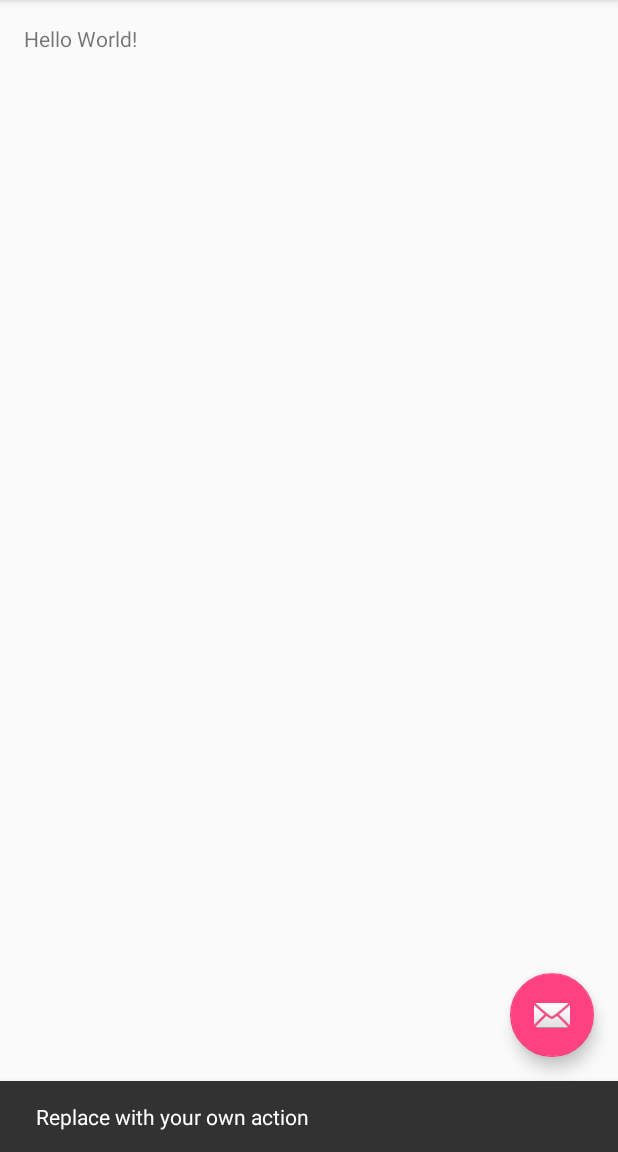
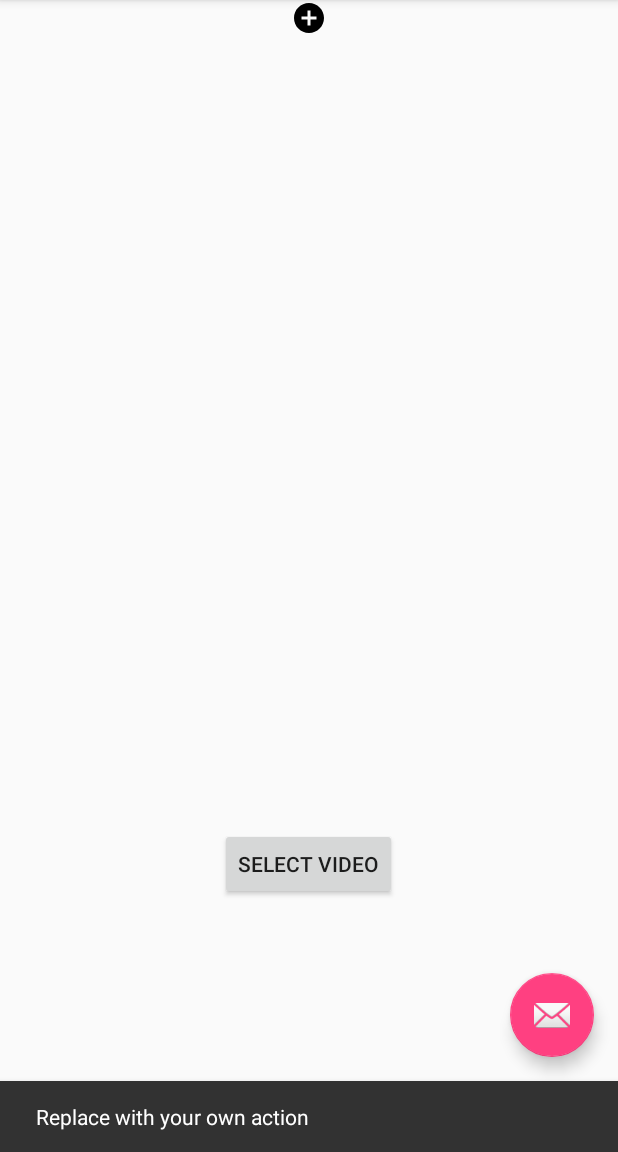
Before and after one commit to stewarthaines/only-breathe-android, an Android app: the screen it shows after launch (MainActivity), after a tap on an icon or button, on a phone screen of 412 x 824 dp, the part 84-1236 px from its top. Run offline under Robolectric (Android 15) with nearby library versions, the phone set to English and light mode, and no system bars.

Commit message:
adds display of selected file name, size

```diff
--- a/app/build.gradle
+++ b/app/build.gradle
@@ -5,8 +5,8 @@ android {
     buildToolsVersion "23.0.2"
 
     defaultConfig {
-        applicationId "com.robotinabox.breathe.onlybreathe"
-        minSdkVersion 15
+        applicationId "com.robotinabox.onlybreathe"
+        minSdkVersion 16
         targetSdkVersion 23
         versionCode 1
         versionName "1.0"
--- a/app/src/main/AndroidManifest.xml
+++ b/app/src/main/AndroidManifest.xml
@@ -1,16 +1,20 @@
 <?xml version="1.0" encoding="utf-8"?>
 <manifest xmlns:android="http://schemas.android.com/apk/res/android"
     package="com.robotinabox.onlybreathe">
+
+    <uses-permission android:name="android.permission.READ_EXTERNAL_STORAGE" />
 
     <application
         android:allowBackup="true"
         android:icon="@mipmap/ic_launcher"
         android:label="@string/app_name"
         android:supportsRtl="true"
-        android:theme="@style/AppTheme">
+        android:theme="@style/Theme.AppCompat"
+        >
         <activity
             android:name=".MainActivity"
             android:label="@string/app_name"
+            android:screenOrientation="portrait"
             android:theme="@style/AppTheme.NoActionBar">
             <intent-filter>
                 <action android:name="android.intent.action.MAIN" />
--- a/app/src/main/java/com/robotinabox/onlybreathe/MainActivity.java
+++ b/app/src/main/java/com/robotinabox/onlybreathe/MainActivity.java
@@ -1,15 +1,27 @@
 package com.robotinabox.onlybreathe;
 
+import android.content.Intent;
+import android.database.Cursor;
+import android.net.Uri;
 import android.os.Bundle;
+import android.provider.OpenableColumns;
 import android.support.design.widget.FloatingActionButton;
 import android.support.design.widget.Snackbar;
 import android.support.v7.app.AppCompatActivity;
 import android.support.v7.widget.Toolbar;
+import android.util.Log;
 import android.view.View;
 import android.view.Menu;
 import android.view.MenuItem;
+import android.widget.Button;
+import android.widget.TextView;
 
 public class MainActivity extends AppCompatActivity {
+
+    private Button mSelectVideoBtn;
+    private static final int REQUEST_CODE = 1;
+    private TextView mDurationDimension;
+    private TextView mFilenameDate;
 
     @Override
     protected void onCreate(Bundle savedInstanceState) {
@@ -26,6 +38,67 @@ public class MainActivity extends AppCompatActivity {
                         .setAction("Action", null).show();
             }
         });
+
+        mSelectVideoBtn = (Button) findViewById(R.id.select_video_btn);
+        mSelectVideoBtn.setOnClickListener(new View.OnClickListener() {
+            @Override
+            public void onClick(View v) {
+                selectVideoWithIntent();
+            }
+        });
+
+        mDurationDimension = (TextView) findViewById(R.id.duration_dimension);
+
+        mFilenameDate = (TextView) findViewById(R.id.filename_date);
+    }
+
+    private void selectVideoWithIntent() {
+
+        Intent mediaChooser = new Intent(Intent.ACTION_GET_CONTENT);
+        //comma-separated MIME types
+        mediaChooser.setType("video/*");
+        startActivityForResult(mediaChooser, REQUEST_CODE);
+
+    }
+
+    @Override
+    protected void onActivityResult(int requestCode, int resultCode, Intent data) {
+        //super.onActivityResult(requestCode, resultCode, data);
+        // Check which request we're responding to
+        if (requestCode == REQUEST_CODE) {
+            // Make sure the request was successful
+            if (resultCode == RESULT_OK) {
+                // The user picked a contact.
+                // The Intent's data Uri identifies which contact was selected.
+
+                // Do something with the contact here (bigger example below)
+                Uri contentUri = data.getData();
+
+                Log.d("contentUri", contentUri.toString());
+
+                getContentInfo(contentUri);
+            }
+        }
+    }
+
+    private void getContentInfo(Uri uri) {
+        // uri.getPath(); just open the file???
+        String mimeType = getContentResolver().getType(uri);
+
+        Cursor returnCursor =
+                getContentResolver().query(uri, null, null, null, null);
+    /*
+     * Get the column indexes of the data in the Cursor,
+     * move to the first row in the Cursor, get the data,
+     * and display it.
+     */
+        int nameIndex = returnCursor.getColumnIndex(OpenableColumns.DISPLAY_NAME);
+        int sizeIndex = returnCursor.getColumnIndex(OpenableColumns.SIZE);
+        returnCursor.moveToFirst();
+
+        mFilenameDate.setText(returnCursor.getString(nameIndex));
+
+        mDurationDimension.setText(Long.toString(returnCursor.getLong(sizeIndex)));
     }
 
     @Override
--- /dev/null
+++ b/app/src/main/res/drawable/ic_video_add.xml
@@ -0,0 +1,9 @@
+<vector xmlns:android="http://schemas.android.com/apk/res/android"
+        android:width="24dp"
+        android:height="24dp"
+        android:viewportWidth="24.0"
+        android:viewportHeight="24.0">
+    <path
+        android:fillColor="#FF000000"
+        android:pathData="M12,2C6.48,2 2,6.48 2,12s4.48,10 10,10 10,-4.48 10,-10S17.52,2 12,2zm5,11h-4v4h-2v-4H7v-2h4V7h2v4h4v2z"/>
+</vector>
--- a/app/src/main/res/layout/content_main.xml
+++ b/app/src/main/res/layout/content_main.xml
@@ -1,19 +1,64 @@
 <?xml version="1.0" encoding="utf-8"?>
-<RelativeLayout xmlns:android="http://schemas.android.com/apk/res/android"
+<LinearLayout xmlns:android="http://schemas.android.com/apk/res/android"
     xmlns:app="http://schemas.android.com/apk/res-auto"
     xmlns:tools="http://schemas.android.com/tools"
     android:layout_width="match_parent"
     android:layout_height="match_parent"
-    android:paddingBottom="@dimen/activity_vertical_margin"
-    android:paddingLeft="@dimen/activity_horizontal_margin"
-    android:paddingRight="@dimen/activity_horizontal_margin"
-    android:paddingTop="@dimen/activity_vertical_margin"
     app:layout_behavior="@string/appbar_scrolling_view_behavior"
     tools:context=".MainActivity"
-    tools:showIn="@layout/activity_main">
+    tools:showIn="@layout/activity_main"
+    android:orientation="vertical">
 
-    <TextView
-        android:layout_width="wrap_content"
-        android:layout_height="wrap_content"
-        android:text="Hello World!" />
-</RelativeLayout>
+    <RelativeLayout
+        android:layout_weight="1"
+        android:layout_width="match_parent"
+        android:layout_height="0dp"
+        >
+
+        <ImageView
+            android:layout_width="match_parent"
+            android:layout_height="wrap_content"
+            android:src="@drawable/ic_video_add"
+            />
+
+        <TextView
+            android:id="@+id/filename_date"
+            android:layout_width="wrap_content"
+            android:layout_height="wrap_content"
+            android:layout_alignParentBottom="true"
+            tools:text="filename, date"
+            />
+
+        <TextView
+            android:id="@+id/duration_dimension"
+            android:layout_width="wrap_content"
+            android:layout_height="wrap_content"
+            android:layout_alignParentBottom="true"
+            android:layout_alignParentRight="true"
+            android:layout_alignParentEnd="true"
+            tools:text="duration, dimension"
+            />
+
+    </RelativeLayout>
+
+    <RelativeLayout
+        android:layout_weight="1"
+        android:layout_width="match_parent"
+        android:layout_height="0dp"
+        android:paddingBottom="@dimen/activity_vertical_margin"
+        android:paddingLeft="@dimen/activity_horizontal_margin"
+        android:paddingRight="@dimen/activity_horizontal_margin"
+        android:paddingTop="@dimen/activity_vertical_margin"
+        >
+
+        <Button
+            android:id="@+id/select_video_btn"
+            android:layout_width="wrap_content"
+            android:layout_height="wrap_content"
+            android:layout_centerHorizontal="true"
+            android:layout_centerVertical="true"
+            android:text="@string/select_video_btn_label" />
+
+    </RelativeLayout>
+
+</LinearLayout>
--- a/app/src/main/res/values/strings.xml
+++ b/app/src/main/res/values/strings.xml
@@ -1,4 +1,5 @@
 <resources>
     <string name="app_name">OnlyBreathe</string>
     <string name="action_settings">Settings</string>
+    <string name="select_video_btn_label">Select Video</string>
 </resources>
```
